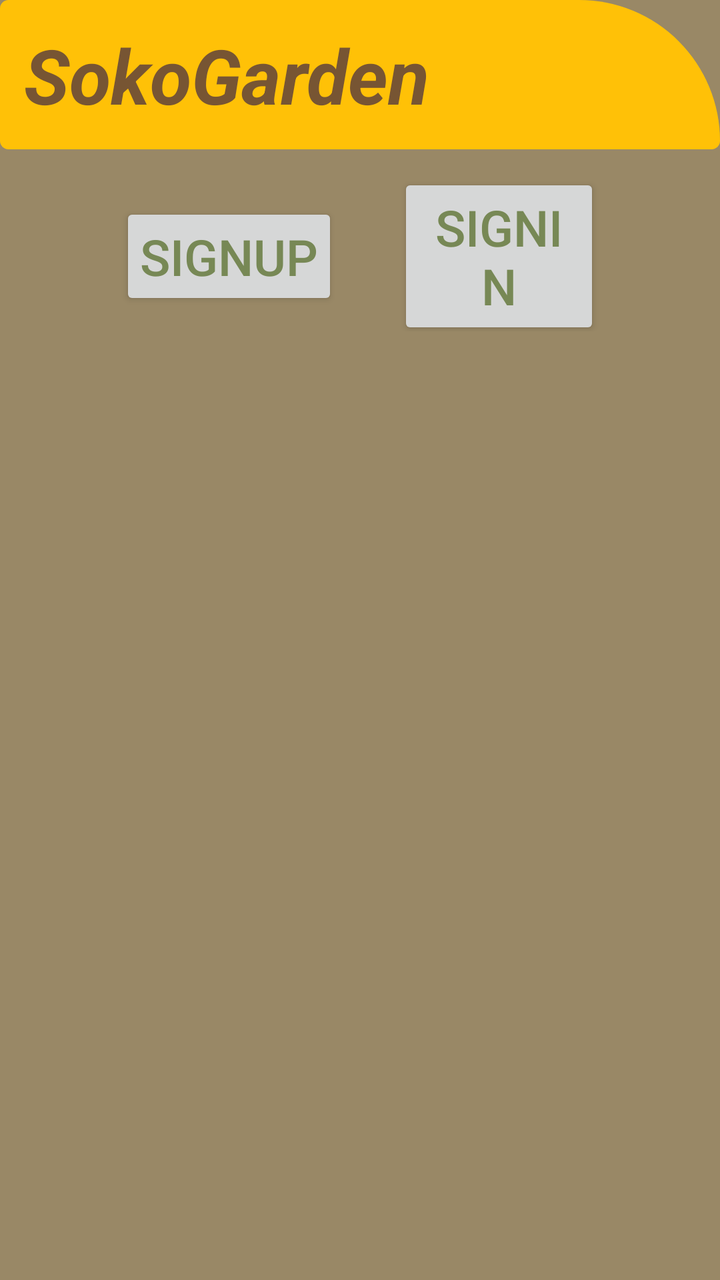
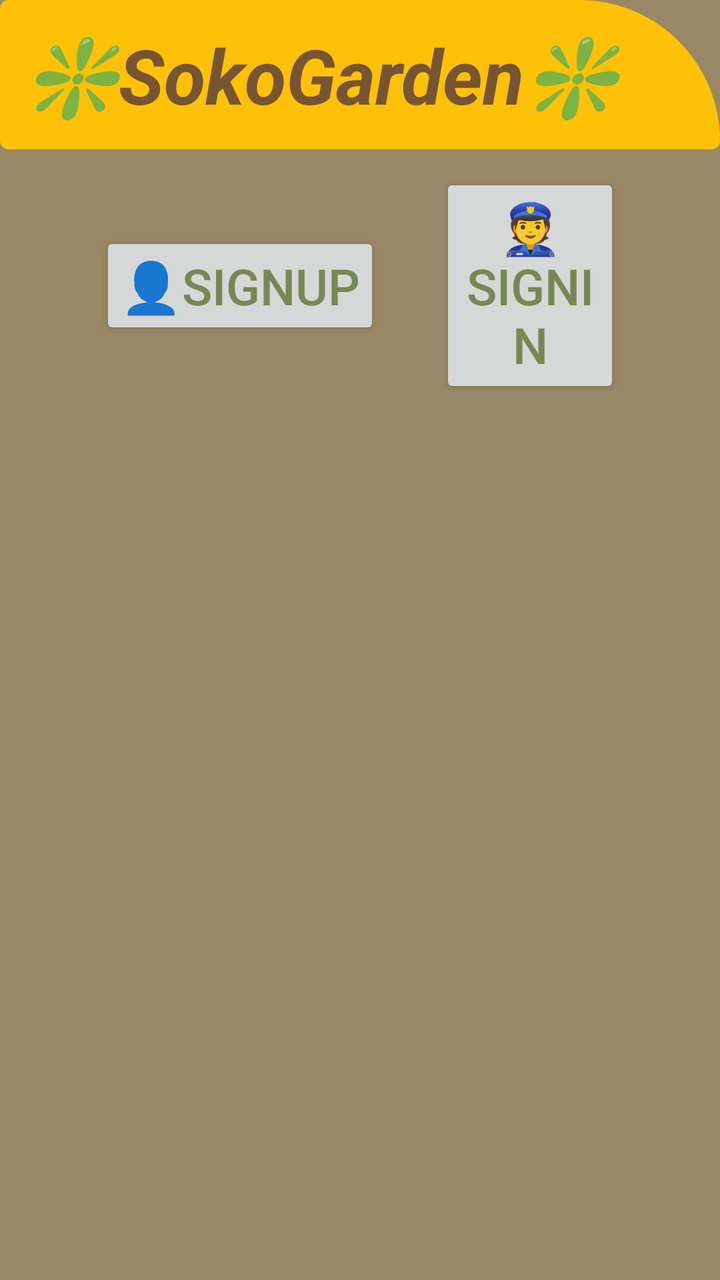

Screens rendered from an Android XML layout before and after an edit, with the pre-edit source and the edit as a unified diff.
<!-- AndroidManifest.xml: application theme Theme.Sokogarden -->
<!-- res/layout/activity_main.xml -->
<?xml version="1.0" encoding="utf-8"?>
<LinearLayout
    xmlns:android="http://schemas.android.com/apk/res/android"
    xmlns:app="http://schemas.android.com/apk/res-auto"
    xmlns:tools="http://schemas.android.com/tools"
    android:id="@+id/main"
    android:layout_width="match_parent"
    android:layout_height="match_parent"
    android:orientation="vertical"
    android:background="#986"
    tools:context=".MainActivity">

        <TextView
            android:layout_width="match_parent"
            android:layout_height="wrap_content"
            android:text="SokoGarden"
            android:textSize="38sp"
            android:textAlignment="center"
            android:textStyle="bold|italic"
            android:background="@drawable/shape"
            android:padding="12dp"
            android:textColor="#753"/>

    <LinearLayout
        android:layout_width="match_parent"
        android:layout_height="wrap_content"
        android:orientation="horizontal"
        android:gravity="center"
        android:layout_marginBottom="16dp">

        <Button
            android:layout_width="wrap_content"
            android:layout_height="wrap_content"
            android:text="Signup"
            android:textSize="25sp"
            android:padding="10dp"
            android:layout_marginLeft="60dp"
            android:layout_marginRight="30dp"
            android:layout_marginTop="8dp"
            android:textColor="#785"
            android:id="@+id/signupBtn"/>

        <Button
            android:layout_width="wrap_content"
            android:layout_height="wrap_content"
            android:text="Signin"
            android:textSize="25sp"
            android:padding="10dp"
            android:layout_marginRight="60dp"
            android:layout_marginTop="8dp"
            android:textColor="#785"
            android:id="@+id/signinBtn"/>

    </LinearLayout>

</LinearLayout>
<!-- resources referenced by this layout -->
<resources>
  <!-- drawable shape (drawable) -->
  <?xml version="1.0" encoding="utf-8"?>
  <shape xmlns:android="http://schemas.android.com/apk/res/android">
      <solid
          android:color="#FFC107"/>
      <corners
          android:topRightRadius="500dp"
          android:radius="30dp"
  
          />
  </shape>
  <style name="Theme.Sokogarden" parent="Base.Theme.Sokogarden" />
  <style name="Base.Theme.Sokogarden" parent="Theme.Material3.DayNight.NoActionBar">
          
          
      </style>
</resources>

<!-- the commit's change to res/layout/activity_main.xml (unified diff, before → after) -->
@@ -13,7 +13,7 @@
         <TextView
             android:layout_width="match_parent"
             android:layout_height="wrap_content"
-            android:text="SokoGarden"
+            android:text="❇️SokoGarden❇️"
             android:textSize="38sp"
             android:textAlignment="center"
             android:textStyle="bold|italic"
@@ -31,10 +31,10 @@
         <Button
             android:layout_width="wrap_content"
             android:layout_height="wrap_content"
-            android:text="Signup"
+            android:text="👤Signup"
             android:textSize="25sp"
             android:padding="10dp"
-            android:layout_marginLeft="60dp"
+            android:layout_marginLeft="50dp"
             android:layout_marginRight="30dp"
             android:layout_marginTop="8dp"
             android:textColor="#785"
@@ -43,10 +43,10 @@
         <Button
             android:layout_width="wrap_content"
             android:layout_height="wrap_content"
-            android:text="Signin"
+            android:text="👮Signin"
             android:textSize="25sp"
             android:padding="10dp"
-            android:layout_marginRight="60dp"
+            android:layout_marginRight="50dp"
             android:layout_marginTop="8dp"
             android:textColor="#785"
             android:id="@+id/signinBtn"/>
